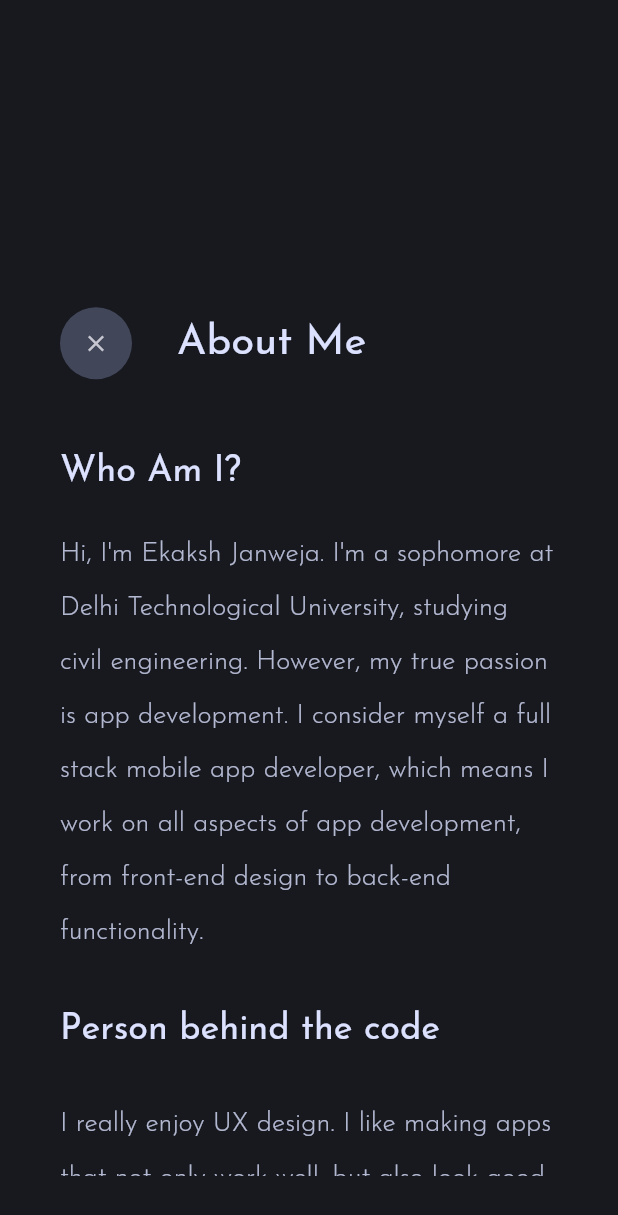
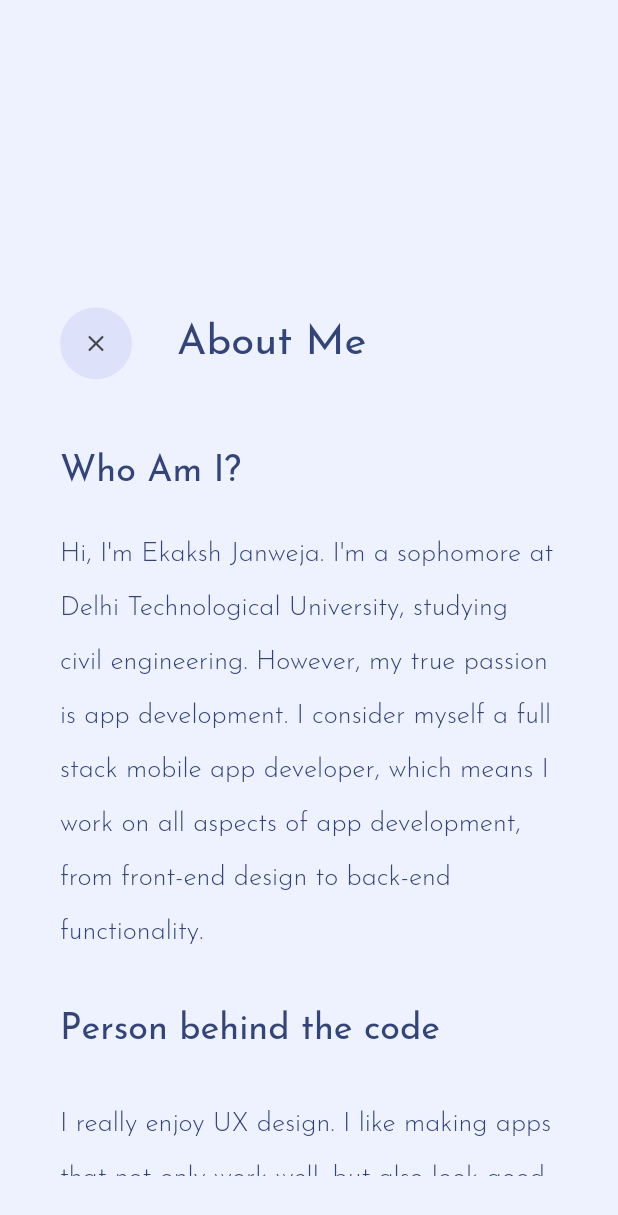
Before and after one commit to ekakshjanweja/Portfolio-Website, a Flutter app: the AboutPage screen opened directly, on a phone screen of 412 x 824 dp. Shown: the top 1215 px of the screen. Run offline on Flutter 3.47's test engine with Material 2 defaults, Android fonts, the phone set to English and light mode, and no system bars; our stand-ins replace flutter_riverpod, flutter_svg, google_fonts, page_transition; project files that could hold a hidden picture were left out.

Commit message:
Fixed spacing issues and changed themeProvider them is now according to TimeOfDay

```diff
--- a/lib/common/pages/about/about_page.dart
+++ b/lib/common/pages/about/about_page.dart
@@ -192,7 +192,12 @@ class _AboutPageState extends ConsumerState<AboutPage> {
                   const SizedBox(height: 20),
 
                   SizedBox(
-                    height: 200,
+                    height: MediaQuery.of(context).size.width <
+                            Dimensions.mobileWidth + 5
+                        ? MediaQuery.of(context).size.width < 375
+                            ? 350
+                            : 300
+                        : 200,
                     child: ListView.builder(
                       itemCount: personBehindTheCode.length,
                       itemBuilder: (context, index) => Padding(
--- a/lib/common/utils/providers/providers.dart
+++ b/lib/common/utils/providers/providers.dart
@@ -2,5 +2,8 @@ import 'package:flutter/material.dart';
 import 'package:flutter_riverpod/flutter_riverpod.dart';
 
 final themeProvider = StateProvider<ThemeMode>((ref) {
-  return ThemeMode.dark;
+  TimeOfDay now = TimeOfDay.now();
+  bool isDay = now.hour > 18 ? false : true;
+
+  return isDay ? ThemeMode.light : ThemeMode.dark;
 });
--- a/pubspec.yaml
+++ b/pubspec.yaml
@@ -57,7 +57,6 @@ flutter:
   assets:
     - assets/
     - assets/logos/
-    - assets/fonts/
     #   - images/a_dot_ham.jpeg
     # An image asset can refer to one or more resolution-specific "variants", see
     # https://flutter.dev/assets-and-images/#resolution-aware
```
Also changed, not shown: 1 other file.
